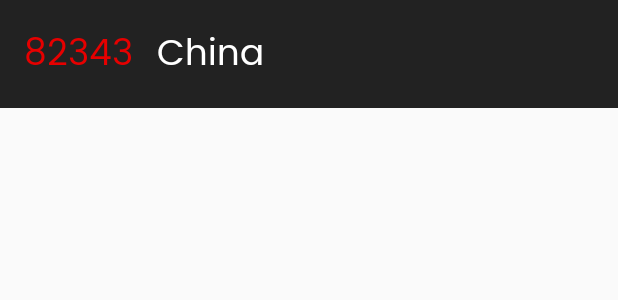
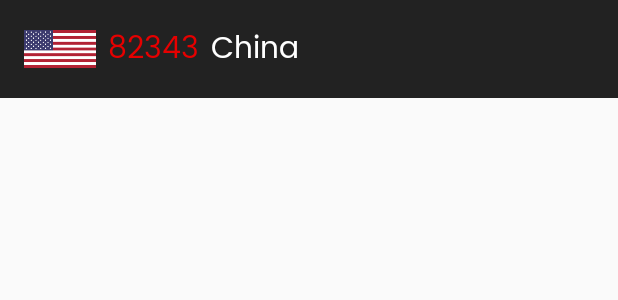
Before and after one commit to GamesBro/TrackCovid19, an Android app: the layout item_list_covid_country.xml on its own in the app's theme, with its tools: preview values and no code run, on a phone screen of 412 x 824 dp. Shown: the top 300 px of the screen. Run offline under Robolectric (Android 15) with nearby library versions, the phone set to English and light mode, and no system bars; network calls fail.

Commit message:
Обновления: 1)Добавлены флаги для каждой страны 2)Немного исправлен дизайн

```diff
--- a/app/build.gradle
+++ b/app/build.gradle
@@ -37,4 +37,7 @@ dependencies {
     androidTestImplementation 'androidx.test.espresso:espresso-core:3.2.0'
     implementation 'com.android.volley:volley:1.1.1'
     implementation 'androidx.recyclerview:recyclerview:1.0.0'
+    //Glide library for images
+    implementation 'com.github.bumptech.glide:glide:4.11.0'
+    annotationProcessor 'com.github.bumptech.glide:compiler:4.11.0'
 }
--- a/app/src/main/res/layout/activity_covid_country_detail.xml
+++ b/app/src/main/res/layout/activity_covid_country_detail.xml
@@ -9,12 +9,14 @@
     tools:context=".ui.country.CovidCountryDetail">
 
     <LinearLayout
+        android:layout_margin="16dp"
         android:id="@+id/linearLayoutCountryName"
         android:layout_width="wrap_content"
         android:layout_height="wrap_content"
         android:layout_centerHorizontal="true">
 
         <TextView
+            android:textAlignment="center"
             android:id="@+id/tvDetailCountryName"
             style="@style/TotalFontStyle"
             android:layout_width="wrap_content"
--- a/app/src/main/res/layout/item_list_covid_country.xml
+++ b/app/src/main/res/layout/item_list_covid_country.xml
@@ -12,13 +12,21 @@
         android:layout_height="wrap_content"
         android:orientation="horizontal">
 
+        <ImageView
+            android:id="@+id/imgCountryFlag"
+            tools:src="@drawable/us"
+            android:layout_gravity="center_vertical"
+            android:layout_width="48dp"
+            android:layout_height="32dp"/>
+
         <TextView
+            android:layout_marginLeft="8dp"
             android:id="@+id/tvTotalCases"
             style="@style/LabelFontStyle"
             android:layout_width="wrap_content"
             android:layout_height="wrap_content"
             android:textColor="@color/colorTotalConfirmed"
-            android:textSize="24sp"
+            android:textSize="20sp"
             tools:text="82343" />
         <TextView
             android:id="@+id/tvCountryName"
@@ -26,8 +34,8 @@
             android:layout_width="wrap_content"
             android:layout_height="wrap_content"
             android:textColor="#fff"
-            android:layout_marginLeft="16dp"
-            android:textSize="24sp"
+            android:layout_marginLeft="8dp"
+            android:textSize="20sp"
             tools:text="China" />
 
     </LinearLayout>
--- a/build.gradle
+++ b/build.gradle
@@ -5,6 +5,7 @@ buildscript {
     repositories {
         google()
         jcenter()
+        mavenCentral()
 
     }
     dependencies {
```
Also changed, not shown: app/src/main/java/com/example/trackcovid19/ui/country/CountryFragment.java (+7 -2 lines), app/src/main/java/com/example/trackcovid19/ui/country/CovidCountry.java (+9 -5 lines), app/src/main/java/com/example/trackcovid19/ui/country/CovidCountryAdapter.java (+16 -1 lines), app/src/main/res/drawable-v24/us.png (added), 1 other file.
